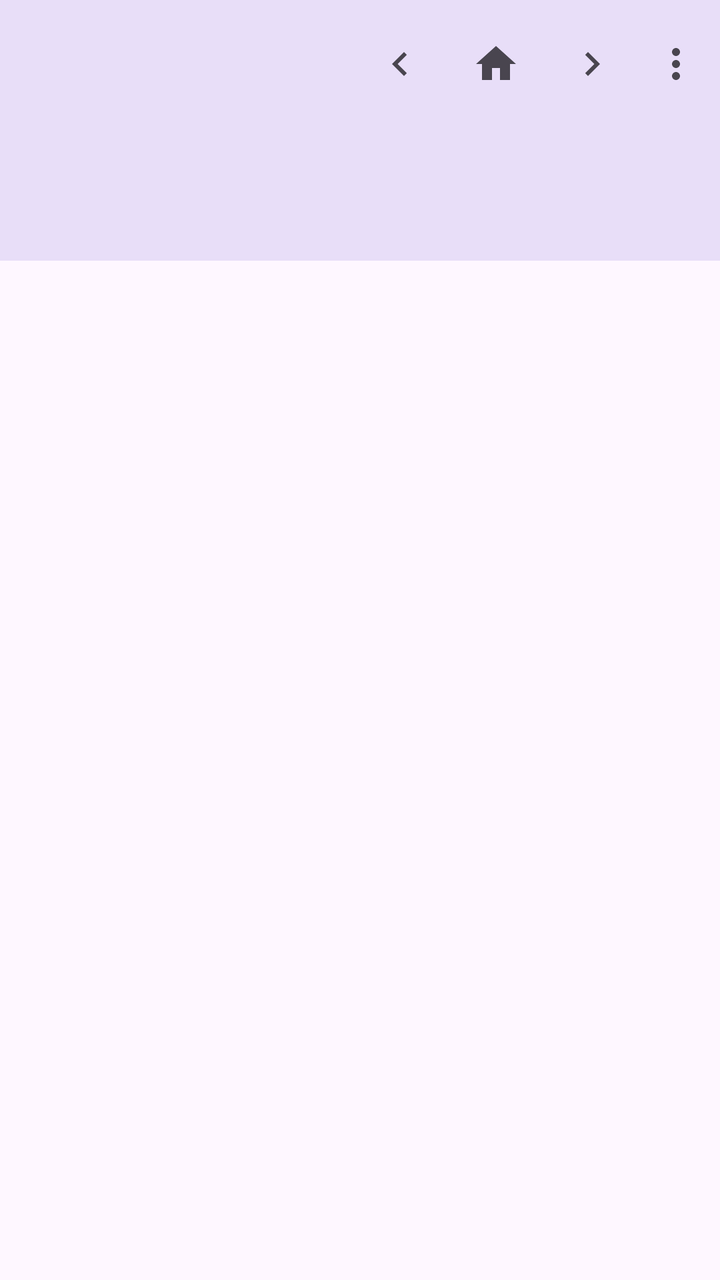
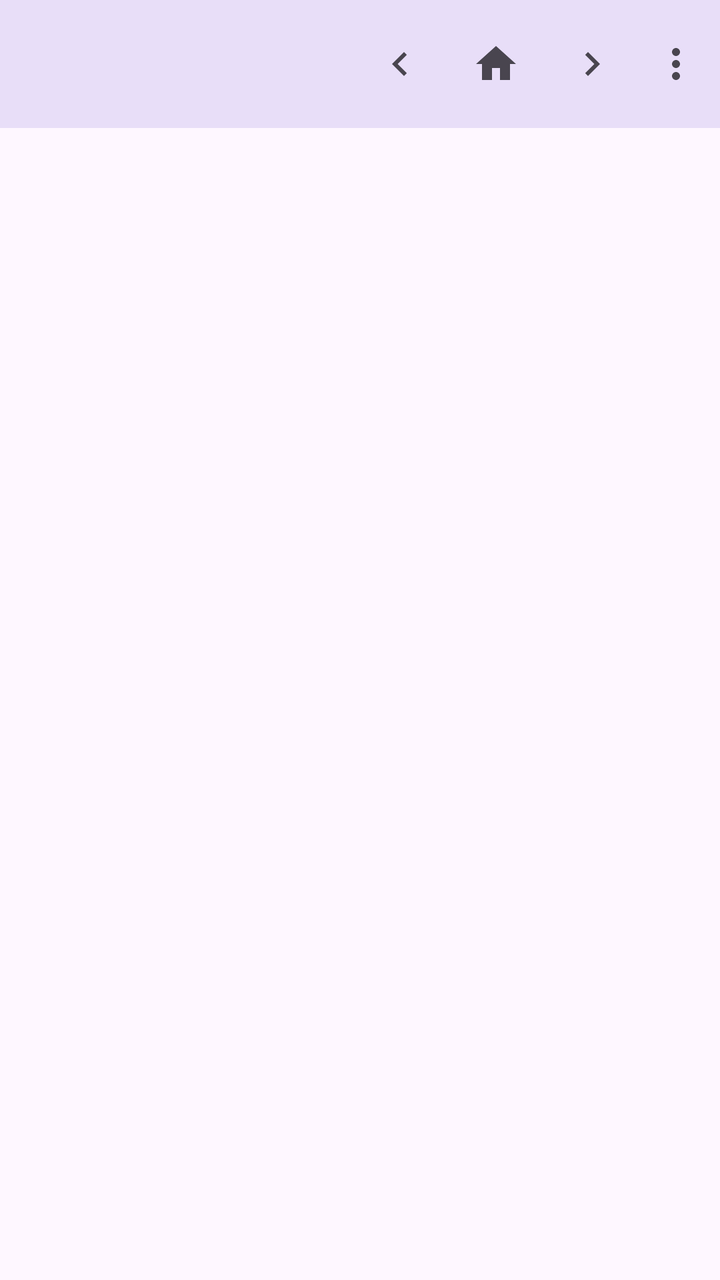

Before-and-after screenshots of an Android layout around one commit, followed by the original layout XML and the change that was made.
<!-- AndroidManifest.xml: application theme Theme.Katameros -->
<!-- res/layout/activity_main.xml -->
<?xml version="1.0" encoding="utf-8"?>
<LinearLayout xmlns:android="http://schemas.android.com/apk/res/android"
    xmlns:app="http://schemas.android.com/apk/res-auto"
    android:id="@+id/root"
    android:layout_width="match_parent"
    android:layout_height="match_parent"
    android:orientation="vertical">

    <com.google.android.material.appbar.MaterialToolbar
        android:id="@+id/toolbar"
        android:layout_width="match_parent"
        android:layout_height="wrap_content"
        android:background="?attr/colorPrimaryContainer"
        app:titleTextColor="?attr/colorOnPrimaryContainer"
        app:subtitleTextColor="?attr/colorOnPrimaryContainer"
        app:menu="@menu/main_menu" />

    <LinearLayout
        android:id="@+id/header"
        android:layout_width="match_parent"
        android:layout_height="wrap_content"
        android:background="?attr/colorPrimaryContainer"
        android:orientation="vertical"
        android:paddingStart="16dp"
        android:paddingEnd="16dp"
        android:paddingBottom="12dp">

        <TextView
            android:id="@+id/copticDate"
            android:layout_width="match_parent"
            android:layout_height="wrap_content"
            android:fontFamily="serif"
            android:textAppearance="?attr/textAppearanceHeadlineSmall"
            android:textColor="?attr/colorOnPrimaryContainer" />

        <TextView
            android:id="@+id/gregorianDate"
            android:layout_width="match_parent"
            android:layout_height="wrap_content"
            android:layout_marginBottom="4dp"
            android:textAppearance="?attr/textAppearanceBodyMedium"
            android:textColor="?attr/colorOnPrimaryContainer" />

        <TextView
            android:id="@+id/feastTitle"
            android:layout_width="match_parent"
            android:layout_height="wrap_content"
            android:textAppearance="@style/TextAppearance.Katameros.Title"
            android:textColor="?attr/colorOnPrimaryContainer"
            android:textStyle="bold"
            android:visibility="gone" />

        <TextView
            android:id="@+id/season"
            android:layout_width="match_parent"
            android:layout_height="wrap_content"
            android:textAppearance="?attr/textAppearanceBodyMedium"
            android:textColor="?attr/colorSecondary"
            android:visibility="gone" />
    </LinearLayout>

    <FrameLayout
        android:layout_width="match_parent"
        android:layout_height="0dp"
        android:layout_weight="1">

        <androidx.recyclerview.widget.RecyclerView
            android:id="@+id/list"
            android:layout_width="match_parent"
            android:layout_height="match_parent"
            android:clipToPadding="false"
            android:paddingBottom="24dp" />

        <ProgressBar
            android:id="@+id/progress"
            android:layout_width="wrap_content"
            android:layout_height="wrap_content"
            android:layout_gravity="center"
            android:visibility="gone" />

        <TextView
            android:id="@+id/error"
            android:layout_width="match_parent"
            android:layout_height="wrap_content"
            android:layout_gravity="center"
            android:gravity="center"
            android:padding="24dp"
            android:text="@string/loading_error"
            android:visibility="gone" />
    </FrameLayout>
</LinearLayout>
<!-- resources referenced by this layout -->
<resources>
  <string name="loading_error">Impossible d\'afficher les lectures de ce jour.</string>
  <style name="TextAppearance.Katameros.Title" parent="TextAppearance.Material3.TitleLarge">
          <item name="android:fontFamily">serif</item>
          <item name="fontFamily">serif</item>
          <item name="android:textColor">?attr/colorOnSurface</item>
      </style>
  <style name="Theme.Katameros" parent="Theme.Material3.DayNight.NoActionBar">
          <item name="colorPrimary">@color/copte_primary</item>
          <item name="colorOnPrimary">@color/copte_on_primary</item>
          <item name="colorPrimaryContainer">@color/copte_primary_container</item>
          <item name="colorOnPrimaryContainer">@color/copte_on_primary_container</item>
          <item name="colorSecondary">@color/copte_secondary</item>
          <item name="colorOnSecondary">@color/copte_on_secondary</item>
      </style>
  <color name="copte_primary">#FF5E35B1</color>
  <color name="copte_on_primary">#FFFFFFFF</color>
  <color name="copte_primary_container">#FFE8DEF8</color>
  <color name="copte_on_primary_container">#FF21005D</color>
  <color name="copte_secondary">#FF8D6E00</color>
  <color name="copte_on_secondary">#FFFFFFFF</color>
</resources>

<!-- the commit's change to res/layout/activity_main.xml (unified diff, before → after) -->
@@ -14,50 +14,6 @@
         app:titleTextColor="?attr/colorOnPrimaryContainer"
         app:subtitleTextColor="?attr/colorOnPrimaryContainer"
         app:menu="@menu/main_menu" />
-
-    <LinearLayout
-        android:id="@+id/header"
-        android:layout_width="match_parent"
-        android:layout_height="wrap_content"
-        android:background="?attr/colorPrimaryContainer"
-        android:orientation="vertical"
-        android:paddingStart="16dp"
-        android:paddingEnd="16dp"
-        android:paddingBottom="12dp">
-
-        <TextView
-            android:id="@+id/copticDate"
-            android:layout_width="match_parent"
-            android:layout_height="wrap_content"
-            android:fontFamily="serif"
-            android:textAppearance="?attr/textAppearanceHeadlineSmall"
-            android:textColor="?attr/colorOnPrimaryContainer" />
-
-        <TextView
-            android:id="@+id/gregorianDate"
-            android:layout_width="match_parent"
-            android:layout_height="wrap_content"
-            android:layout_marginBottom="4dp"
-            android:textAppearance="?attr/textAppearanceBodyMedium"
-            android:textColor="?attr/colorOnPrimaryContainer" />
-
-        <TextView
-            android:id="@+id/feastTitle"
-            android:layout_width="match_parent"
-            android:layout_height="wrap_content"
-            android:textAppearance="@style/TextAppearance.Katameros.Title"
-            android:textColor="?attr/colorOnPrimaryContainer"
-            android:textStyle="bold"
-            android:visibility="gone" />
-
-        <TextView
-            android:id="@+id/season"
-            android:layout_width="match_parent"
-            android:layout_height="wrap_content"
-            android:textAppearance="?attr/textAppearanceBodyMedium"
-            android:textColor="?attr/colorSecondary"
-            android:visibility="gone" />
-    </LinearLayout>
 
     <FrameLayout
         android:layout_width="match_parent"
<!-- resource entries referenced after the edit -->
@@ -1,11 +1,6 @@
 <!-- resources referenced by this layout -->
 <resources>
   <string name="loading_error">Impossible d\'afficher les lectures de ce jour.</string>
-  <style name="TextAppearance.Katameros.Title" parent="TextAppearance.Material3.TitleLarge">
-          <item name="android:fontFamily">serif</item>
-          <item name="fontFamily">serif</item>
-          <item name="android:textColor">?attr/colorOnSurface</item>
-      </style>
   <style name="Theme.Katameros" parent="Theme.Material3.DayNight.NoActionBar">
           <item name="colorPrimary">@color/copte_primary</item>
           <item name="colorOnPrimary">@color/copte_on_primary</item>
